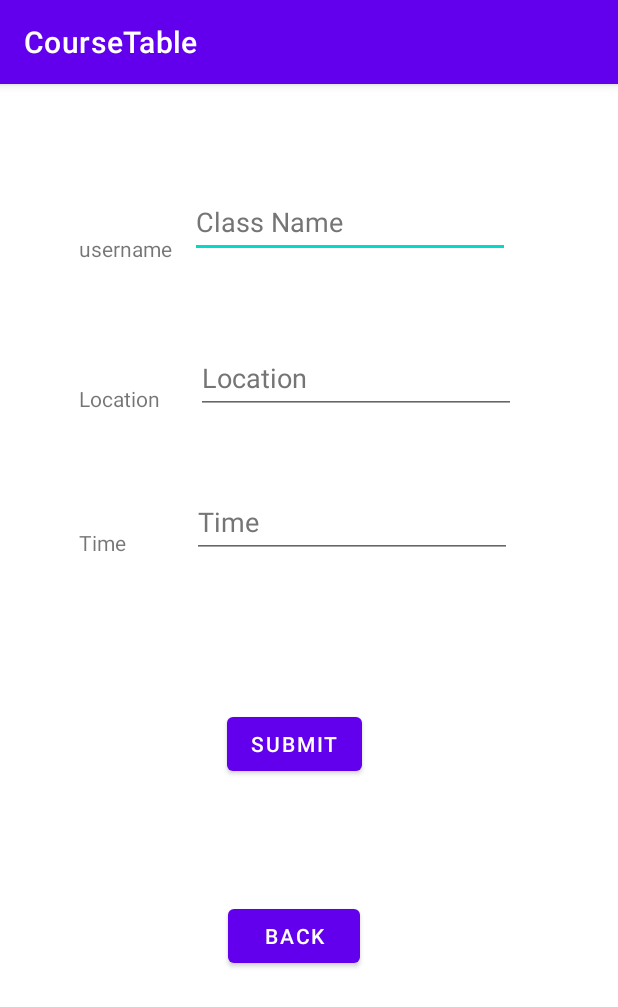
After one commit to Tianqi-Yao/CourseTable, an Android app: the newClass screen opened directly, with no data from a screen before it, on a phone screen of 412 x 824 dp. The commit adds this screen. Shown: the top 1007 px of the screen. Run offline under Robolectric (Android 15) with nearby library versions, the phone set to English and light mode, and no system bars.

Commit message:
第二次教学

```diff
--- a/app/src/main/AndroidManifest.xml
+++ b/app/src/main/AndroidManifest.xml
@@ -14,6 +14,9 @@
         android:theme="@style/Theme.CourseTable"
         tools:targetApi="31">
         <activity
+            android:name=".newClass"
+            android:exported="false" />
+        <activity
             android:name=".MainActivity2"
             android:exported="false" />
         <activity
--- /dev/null
+++ b/app/src/main/java/com/example/coursetable/SyncHoriontalScrollView.kt
@@ -0,0 +1,28 @@
+package com.example.coursetable
+
+import android.content.Context
+import android.util.AttributeSet
+import android.view.View
+import android.widget.HorizontalScrollView
+
+
+class SyncHorizontalScrollView : HorizontalScrollView {
+    private var mView: View? = null
+
+    constructor(context: Context?) : super(context) {
+
+    }
+
+    constructor(context: Context?, attrs: AttributeSet?) : super(context, attrs) {
+
+    }
+
+    override fun onScrollChanged(l: Int, t: Int, oldl: Int, oldt: Int) {
+        super.onScrollChanged(l, t, oldl, oldt)
+        mView?.scrollTo(l, t)
+    }
+
+    fun setScrollView(view: View?) {
+        mView = view
+    }
+}
--- /dev/null
+++ b/app/src/main/java/com/example/coursetable/newClass.kt
@@ -0,0 +1,19 @@
+package com.example.coursetable
+
+import androidx.appcompat.app.AppCompatActivity
+import android.os.Bundle
+import android.widget.Button
+
+class newClass : AppCompatActivity() {
+    override fun onCreate(savedInstanceState: Bundle?) {
+        super.onCreate(savedInstanceState)
+        setContentView(R.layout.activity_new_class)
+
+        val bt = findViewById<Button>(R.id.btn_back_newclass)
+
+        bt.setOnClickListener {
+            finish()
+
+        }
+    }
+}
--- /dev/null
+++ b/app/src/main/res/layout/activity_new_class.xml
@@ -0,0 +1,103 @@
+<?xml version="1.0" encoding="utf-8"?>
+<androidx.constraintlayout.widget.ConstraintLayout xmlns:android="http://schemas.android.com/apk/res/android"
+    xmlns:app="http://schemas.android.com/apk/res-auto"
+    xmlns:tools="http://schemas.android.com/tools"
+    android:layout_width="match_parent"
+    android:layout_height="match_parent"
+    tools:context=".newClass">
+    <EditText
+        android:id="@+id/editTextTextPersonName"
+        android:layout_width="wrap_content"
+        android:layout_height="wrap_content"
+        android:layout_marginStart="12dp"
+        android:layout_marginTop="68dp"
+        android:ems="10"
+        android:hint="@string/className"
+        android:importantForAutofill="no"
+        android:inputType="textPersonName"
+        android:minHeight="48dp"
+        android:textColorHint="#757575"
+        app:layout_constraintStart_toEndOf="@+id/tv_classname"
+        app:layout_constraintTop_toTopOf="parent" />
+
+    <EditText
+        android:id="@+id/editTextTextPersonName3"
+        android:layout_width="wrap_content"
+        android:layout_height="wrap_content"
+        android:layout_marginStart="24dp"
+        android:layout_marginTop="56dp"
+        android:ems="10"
+        android:hint="@string/location"
+        android:importantForAutofill="no"
+        android:inputType="textPersonName"
+        android:minHeight="48dp"
+        android:textColorHint="#757575"
+        app:layout_constraintStart_toEndOf="@+id/tv_location"
+        app:layout_constraintTop_toBottomOf="@+id/editTextTextPersonName"
+        tools:ignore="DuplicateSpeakableTextCheck" />
+
+    <EditText
+        android:id="@+id/editTextTextPersonName4"
+        android:layout_width="wrap_content"
+        android:layout_height="wrap_content"
+        android:layout_marginStart="44dp"
+        android:layout_marginTop="48dp"
+        android:ems="10"
+        android:hint="@string/time"
+        android:importantForAutofill="no"
+        android:inputType="textPersonName"
+        android:minHeight="48dp"
+        android:textColorHint="#757575"
+        app:layout_constraintStart_toEndOf="@+id/tv_time"
+        app:layout_constraintTop_toBottomOf="@+id/editTextTextPersonName3"
+        tools:ignore="DuplicateSpeakableTextCheck" />
+
+    <TextView
+        android:id="@+id/tv_classname"
+        android:layout_width="wrap_content"
+        android:layout_height="wrap_content"
+        android:layout_marginTop="100dp"
+        android:text="@string/username"
+        app:layout_constraintEnd_toEndOf="parent"
+        app:layout_constraintHorizontal_bias="0.15"
+        app:layout_constraintStart_toStartOf="parent"
+        app:layout_constraintTop_toTopOf="parent" />
+
+    <TextView
+        android:id="@+id/tv_location"
+        android:layout_width="wrap_content"
+        android:layout_height="wrap_content"
+        android:layout_marginTop="200dp"
+        android:text="@string/location"
+        app:layout_constraintStart_toStartOf="@+id/tv_classname"
+        app:layout_constraintTop_toTopOf="parent" />
+
+    <TextView
+        android:id="@+id/tv_time"
+        android:layout_width="wrap_content"
+        android:layout_height="wrap_content"
+        android:layout_marginTop="296dp"
+        android:text="@string/time"
+        app:layout_constraintStart_toStartOf="@+id/tv_location"
+        app:layout_constraintTop_toTopOf="parent" />
+
+    <Button
+        android:id="@+id/btn_submit"
+        android:layout_width="wrap_content"
+        android:layout_height="wrap_content"
+        android:layout_marginStart="151dp"
+        android:layout_marginTop="100dp"
+        android:text="@string/submit"
+        app:layout_constraintStart_toStartOf="parent"
+        app:layout_constraintTop_toBottomOf="@+id/editTextTextPersonName4" />
+
+    <Button
+        android:id="@+id/btn_back_newclass"
+        android:layout_width="wrap_content"
+        android:layout_height="wrap_content"
+        android:layout_marginStart="152dp"
+        android:layout_marginTop="80dp"
+        android:text="@string/back"
+        app:layout_constraintStart_toStartOf="parent"
+        app:layout_constraintTop_toBottomOf="@+id/btn_submit" />
+</androidx.constraintlayout.widget.ConstraintLayout>
--- a/app/src/main/res/values/strings.xml
+++ b/app/src/main/res/values/strings.xml
@@ -10,4 +10,8 @@
     <string name="password">password</string>
     <string name="xxx">xxx</string>
     <string name="button">Button</string>
+    <string name="className">Class Name</string>
+    <string name="location">Location</string>
+    <string name="time">Time</string>
+    <string name="submit">submit</string>
 </resources>
```
